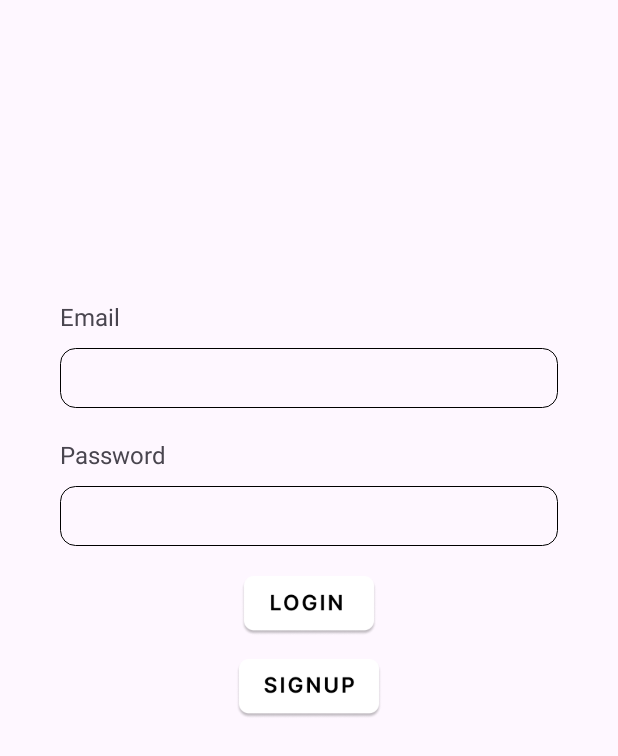
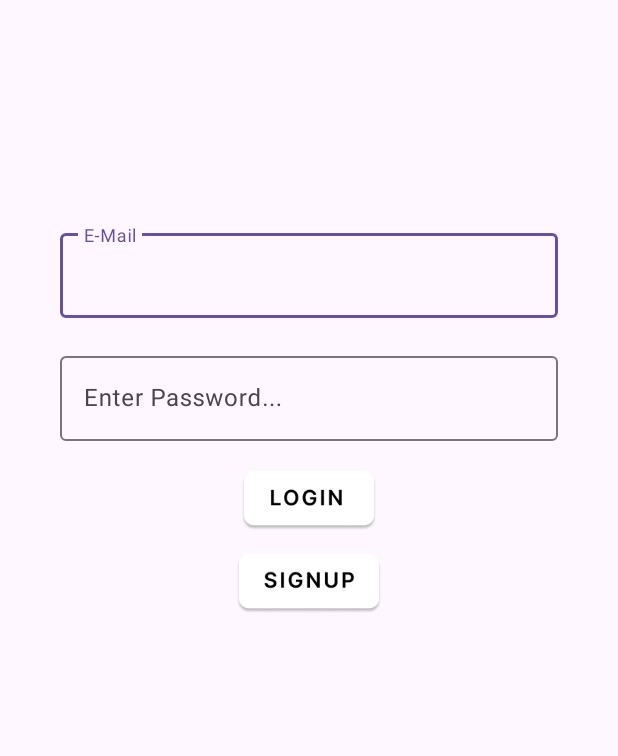
Before and after one commit to debojitdas598/SocialMedia1, an Android app: the Login screen opened directly, with no data from a screen before it, on a phone screen of 412 x 824 dp. Shown: the top 756 px of the screen. Run offline under Robolectric (Android 15) with nearby library versions, the phone set to English and light mode, and no system bars; our stand-ins replace Firebase (no records; nobody signed in at launch, a user with empty details on screens opened directly).

Commit message:
SM: Update
Signed-off-by: danascape <danascape@gmail.com>

```diff
--- a/app/build.gradle
+++ b/app/build.gradle
@@ -1,6 +1,7 @@
 plugins {
     id 'com.android.application'
     id 'com.google.gms.google-services'
+    id 'org.jetbrains.kotlin.android'
 }
 
 android {
@@ -39,6 +40,7 @@ dependencies {
     implementation 'com.google.firebase:firebase-firestore:24.6.1'
     implementation 'androidx.recyclerview:recyclerview:1.2.0'
     implementation 'com.google.firebase:firebase-analytics:21.3.0'
+    implementation 'androidx.core:core-ktx:+'
     testImplementation 'junit:junit:4.13.2'
     androidTestImplementation 'androidx.test.ext:junit:1.1.5'
     androidTestImplementation 'androidx.test.espresso:espresso-core:3.5.1'
--- a/app/src/main/java/com/example/socialmedia1/PostFragment.java
+++ b/app/src/main/java/com/example/socialmedia1/PostFragment.java
@@ -88,7 +88,7 @@ public class PostFragment extends Fragment {
         adapter.notifyDataSetChanged();
 
         adapter.notifyItemChanged(dataList.size()-1);
-
+        adapter.notifyItemRangeChanged(0, dataList.size()-1);
 
 
         return view;
--- a/app/src/main/java/com/example/socialmedia1/adaptor/RecyclerViewAdapter.java
+++ b/app/src/main/java/com/example/socialmedia1/adaptor/RecyclerViewAdapter.java
@@ -52,7 +52,5 @@ public class RecyclerViewAdapter extends RecyclerView.Adapter<RecyclerViewAdapte
             postid.setText(item.getText1());
             posttext.setText(item.getText2());
         }
-
-
     }
 }
--- a/app/src/main/java/com/example/socialmedia1/ui/Login.java
+++ b/app/src/main/java/com/example/socialmedia1/ui/Login.java
@@ -1,4 +1,6 @@
 package com.example.socialmedia1.ui;
+
+import static com.example.socialmedia1.utils.Constants.FIREBASE_URL;
 
 import androidx.annotation.NonNull;
 import androidx.appcompat.app.AppCompatActivity;
@@ -24,7 +26,7 @@ public class Login extends AppCompatActivity {
     ImageView login,signup;
     EditText email,password,confirmpassword, username;
     FirebaseAuth mAuth;
-    DatabaseReference databaseReference = FirebaseDatabase.getInstance().getReferenceFromUrl("https://socialmedia1-310bc-default-rtdb.firebaseio.com/");
+    DatabaseReference databaseReference = FirebaseDatabase.getInstance().getReferenceFromUrl(FIREBASE_URL);
     @Override
     protected void onCreate(Bundle savedInstanceState) {
         super.onCreate(savedInstanceState);
@@ -33,7 +35,7 @@ public class Login extends AppCompatActivity {
         login = findViewById(R.id.login);
         signup = findViewById(R.id.signup);
         email = findViewById(R.id.emailtxt);
-        password = findViewById(R.id.passwordtxt);
+        password = findViewById(R.id.etPasswordLogin);
         mAuth = FirebaseAuth.getInstance();
         signup.setOnClickListener(new View.OnClickListener() {
             @Override
@@ -65,6 +67,10 @@ public class Login extends AppCompatActivity {
                             public void onComplete(@NonNull Task<AuthResult> task) {
                                 if (task.isSuccessful()) {
                                     Toast.makeText(getApplicationContext(), "Login successful!", Toast.LENGTH_SHORT).show();
+
+
+                                    Intent intent = new Intent(Login.this, MainActivity.class);
+                                    startActivity(intent);
                                     // You can perform any additional actions here, such as navigating to another activity.
                                 } else {
                                     Toast.makeText(getApplicationContext(), "Login failed: " + task.getException().getMessage(), Toast.LENGTH_SHORT).show();
--- /dev/null
+++ b/app/src/main/java/com/example/socialmedia1/utils/Constants.kt
@@ -0,0 +1,5 @@
+package com.example.socialmedia1.utils
+
+object Constants {
+    const val FIREBASE_URL = "https://socialmedia1-310bc-default-rtdb.firebaseio.com/"
+}
--- a/app/src/main/res/layout/activity_login.xml
+++ b/app/src/main/res/layout/activity_login.xml
@@ -7,39 +7,40 @@
     android:orientation="vertical"
     tools:context=".ui.Login">
 
-    <TextView
+    <com.google.android.material.textfield.TextInputLayout
         android:layout_width="match_parent"
         android:layout_height="wrap_content"
-        android:layout_marginTop="200dp"
-        android:layout_marginHorizontal="40dp"
-        android:textSize="16dp"
-        android:text="Email"/>
-    <EditText
-        android:layout_width="match_parent"
-        android:layout_height="40dp"
-        android:layout_marginTop="10dp"
-        android:background="@drawable/ediitext_bg"
-        android:id="@+id/emailtxt"
+        android:hint="E-Mail"
+        android:inputType="textEmailAddress"
+        android:layout_marginTop="150dp"
+        app:layout_constraintBottom_toTopOf="@+id/etPasswordLoginLayout"
+        android:layout_marginHorizontal="40dp">
 
-        android:layout_marginHorizontal="40dp"
+        <com.google.android.material.textfield.TextInputEditText
+            android:layout_width="match_parent"
+            android:layout_height="wrap_content"
+            android:layout_marginTop="10dp"
+            android:id="@+id/emailtxt"
+            android:inputType="textEmailAddress" />
 
-        />
-    <TextView
+    </com.google.android.material.textfield.TextInputLayout>
+
+    <com.google.android.material.textfield.TextInputLayout
+        android:id="@+id/etPasswordLoginLayout"
         android:layout_width="match_parent"
         android:layout_height="wrap_content"
+        android:hint="Enter Password..."
+        android:inputType="textPassword"
         android:layout_marginTop="20dp"
-        android:layout_marginHorizontal="40dp"
-        android:textSize="16dp"
-        android:text="Password"/>
-    <EditText
-        android:layout_width="match_parent"
-        android:layout_height="40dp"
-        android:layout_marginTop="10dp"
-        android:id="@+id/passwordtxt"
+        android:layout_marginHorizontal="40dp">
 
-        android:background="@drawable/ediitext_bg"
-        android:layout_marginHorizontal="40dp"
-        />
+        <com.google.android.material.textfield.TextInputEditText
+            android:id="@+id/etPasswordLogin"
+            android:layout_width="match_parent"
+            android:layout_height="wrap_content"
+            android:inputType="textPassword" />
+
+    </com.google.android.material.textfield.TextInputLayout>
 
     <androidx.appcompat.widget.LinearLayoutCompat
         android:layout_width="match_parent"
@@ -54,6 +55,7 @@
             android:id="@+id/login"
             android:layout_gravity="center"
             android:src="@drawable/loginbutton"/>
+
         <ImageView
             android:layout_width="100dp"
             android:layout_height="40dp"
--- a/app/src/main/res/layout/fragment_dialog.xml
+++ b/app/src/main/res/layout/fragment_dialog.xml
@@ -9,7 +9,7 @@
     android:orientation="vertical">
 
 
-    <androidx.cardview.widget.CardView
+    <com.google.android.material.card.MaterialCardView
         android:layout_width="300dp"
         android:layout_height="200dp"
         app:cardBackgroundColor="#EAEAEA"
@@ -60,5 +60,5 @@
        </androidx.appcompat.widget.LinearLayoutCompat>
 
 
-    </androidx.cardview.widget.CardView>
+    </com.google.android.material.card.MaterialCardView>
 </LinearLayout>
--- a/build.gradle
+++ b/build.gradle
@@ -1,6 +1,13 @@
 buildscript {
+    ext {
+        kotlin_version = '1.9.0-RC'
+    }
     dependencies {
         classpath 'com.google.gms:google-services:4.3.15'
+        classpath "org.jetbrains.kotlin:kotlin-gradle-plugin:$kotlin_version"
+    }
+    repositories {
+        mavenCentral()
     }
 }// Top-level build file where you can add configuration options common to all sub-projects/modules.
 plugins {
```
